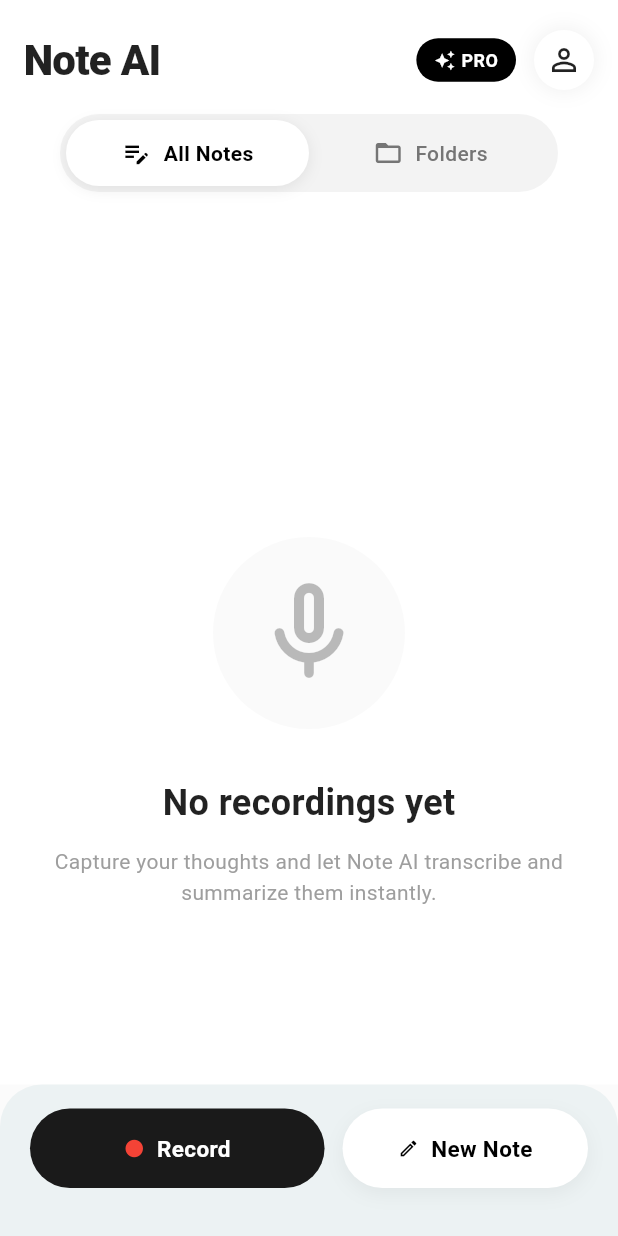
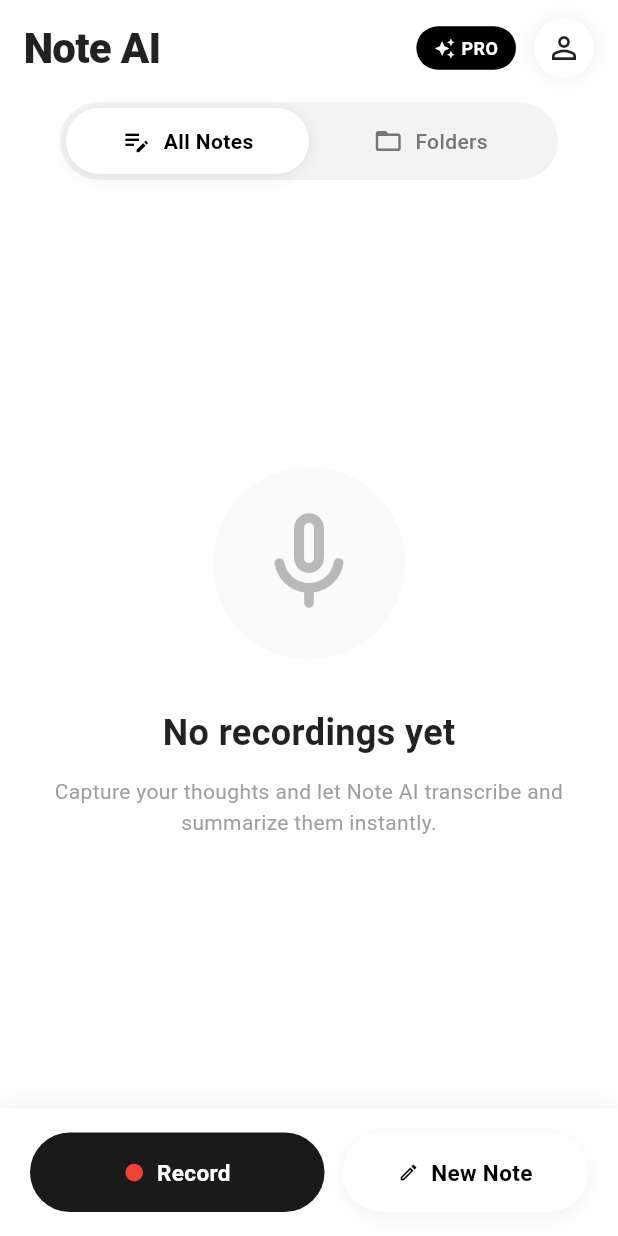
Before and after one commit to silencio260/note_ai_mobile, a Flutter app: the screen it shows once a user with an empty profile is signed in, on a phone screen of 412 x 824 dp. Run offline on Flutter 3.47's test engine with Material 3 defaults, Android fonts, the phone set to English and light mode, and no system bars; our stand-ins replace cloud_firestore, connectivity_plus, dartz, dio, equatable, firebase_auth and 8 more; missing offline and left inert: record; accounts and stored records are empty; generated files the repository leaves out were written again.

Commit message:
refactor: migrate HomeBottomActions to bottomNavigationBar and add SafeArea to home layout components

```diff
--- a/lib/screens/home/home_screen.dart
+++ b/lib/screens/home/home_screen.dart
@@ -22,8 +22,11 @@
     super.initState();
     // Fetch recordings specific to this user profile
     final authState = context.read<AuthBloc>().state;
-    if (authState.status == AuthStatus.authenticated && authState.user != null) {
-      context.read<RecordingBloc>().add(LoadRecordingsRequested(authState.user!.uid));
+    if (authState.status == AuthStatus.authenticated &&
+        authState.user != null) {
+      context
+          .read<RecordingBloc>()
+          .add(LoadRecordingsRequested(authState.user!.uid));
     }
   }
 
@@ -51,30 +54,33 @@
             Expanded(
               child: BlocBuilder<RecordingBloc, RecordingState>(
                 builder: (context, state) {
-                  if (state.status == RecordingStatus.loading && state.recordings.isEmpty) {
-                    return const Center(child: CircularProgressIndicator(color: Colors.black));
+                  if (state.status == RecordingStatus.loading &&
+                      state.recordings.isEmpty) {
+                    return const Center(
+                        child: CircularProgressIndicator(color: Colors.black));
                   }
 
                   if (state.recordings.isEmpty) {
                     return _buildEmptyState(context);
                   }
 
-                  final groupedItems = DateGroupingUtils.groupRecordingsByDate(state.recordings);
+                  final groupedItems =
+                      DateGroupingUtils.groupRecordingsByDate(state.recordings);
 
                   return RefreshIndicator(
                     color: Colors.black,
                     onRefresh: () async {
                       final authState = context.read<AuthBloc>().state;
                       if (authState.user != null) {
-                        context.read<RecordingBloc>().add(LoadRecordingsRequested(authState.user!.uid));
+                        context
+                            .read<RecordingBloc>()
+                            .add(LoadRecordingsRequested(authState.user!.uid));
                       }
                     },
                     child: ListView.builder(
-                      padding: const EdgeInsets.only(bottom: 100, top: 4),
-                      itemCount: groupedItems.length + 1, // +1 for "Ongoing" header and card
+                      // padding: const EdgeInsets.only(bottom: 20, top: 4), // Reduced padding since it's not a bottomSheet anymore
+                      itemCount: groupedItems.length + 1,
                       itemBuilder: (context, index) {
-                        // In the screenshot, there is an "Ongoing" section.
-                        // We'll show it first if any recording is currently being processed.
                         if (index == 0) {
                           return _buildOngoingSection(state);
                         }
@@ -98,19 +104,23 @@
                           return RecordingCard(
                             recording: item.recording,
                             onTap: () {
-                              Navigator.pushNamed(context, '/player', arguments: item.recording);
+                              Navigator.pushNamed(context, '/player',
+                                  arguments: item.recording);
                             },
                             onDelete: () {
                               context.read<RecordingBloc>().add(
-                                DeleteRecordingRequested(
-                                  recordingId: item.recording.id,
-                                  ownerId: item.recording.ownerId,
-                                ),
-                              );
+                                    DeleteRecordingRequested(
+                                      recordingId: item.recording.id,
+                                      ownerId: item.recording.ownerId,
+                                    ),
+                                  );
                             },
                             onRename: (newTitle) {
-                              final updated = item.recording.copyWith(title: newTitle);
-                              context.read<RecordingBloc>().add(SaveRecordingRequested(updated));
+                              final updated =
+                                  item.recording.copyWith(title: newTitle);
+                              context
+                                  .read<RecordingBloc>()
+                                  .add(SaveRecordingRequested(updated));
                             },
                           );
                         }
@@ -124,12 +134,11 @@
           ],
         ),
       ),
-      bottomSheet: HomeBottomActions(
+      bottomNavigationBar: HomeBottomActions(
         onRecordTap: () {
           Navigator.pushNamed(context, '/record');
         },
         onNewNoteTap: () {
-          // TODO: Open direct text note editor
           Navigator.pushNamed(context, '/record');
         },
       ),
@@ -224,7 +233,8 @@
             const SizedBox(height: 12),
             Text(
               'Capture your thoughts and let Note AI transcribe and summarize them instantly.',
-              style: TextStyle(fontSize: 14, color: Colors.grey[500], height: 1.5),
+              style:
+                  TextStyle(fontSize: 14, color: Colors.grey[500], height: 1.5),
               textAlign: TextAlign.center,
             ),
           ],
--- a/lib/screens/home/widgets/home_bottom_actions.dart
+++ b/lib/screens/home/widgets/home_bottom_actions.dart
@@ -12,12 +12,21 @@
 
   @override
   Widget build(BuildContext context) {
-    return Container(
-      padding: const EdgeInsets.fromLTRB(20, 16, 20, 32),
-      decoration: BoxDecoration(
-        color: Colors.grey.withOpacity(0.04), // subtle background
-      ),
-      child: Row(
+    return SafeArea(
+      top: false,
+      child: Container(
+        padding: const EdgeInsets.fromLTRB(20, 16, 20, 16), // Reduced bottom padding as SafeArea handles it
+        decoration: BoxDecoration(
+          color: Colors.white,
+          boxShadow: [
+            BoxShadow(
+              color: Colors.black.withOpacity(0.05),
+              blurRadius: 10,
+              offset: const Offset(0, -4),
+            ),
+          ],
+        ),
+        child: Row(
         children: [
           Expanded(
             flex: 6,
@@ -45,7 +54,7 @@
           ),
         ],
       ),
-    );
+    ));
   }
 
   Widget _buildActionButton({
--- a/lib/screens/home/widgets/home_header.dart
+++ b/lib/screens/home/widgets/home_header.dart
@@ -10,8 +10,10 @@
 
   @override
   Widget build(BuildContext context) {
-    return Padding(
-      padding: const EdgeInsets.fromLTRB(16, 20, 16, 16), // Increased top padding
+    return SafeArea(
+      bottom: false,
+      child: Padding(
+        padding: const EdgeInsets.fromLTRB(16, 12, 16, 16),
         child: Row(
           mainAxisAlignment: MainAxisAlignment.spaceBetween,
           children: [
@@ -36,7 +38,7 @@
                     children: [
                       Icon(Icons.auto_awesome, color: Colors.white, size: 14),
                       SizedBox(width: 4),
-                    const Text(
+                      Text(
                         'PRO',
                         style: TextStyle(
                           color: Colors.white,
@@ -66,7 +68,7 @@
                     child: const Icon(
                       Icons.person_outline,
                       size: 24,
-                    color: Colors.black87, // Explicit color to fix invisibility
+                      color: Colors.black87,
                     ),
                   ),
                 ),
@@ -74,6 +76,7 @@
             ),
           ],
         ),
+      ),
     );
   }
 }
```
Lines whose indentation alone changed are shown as unchanged.
